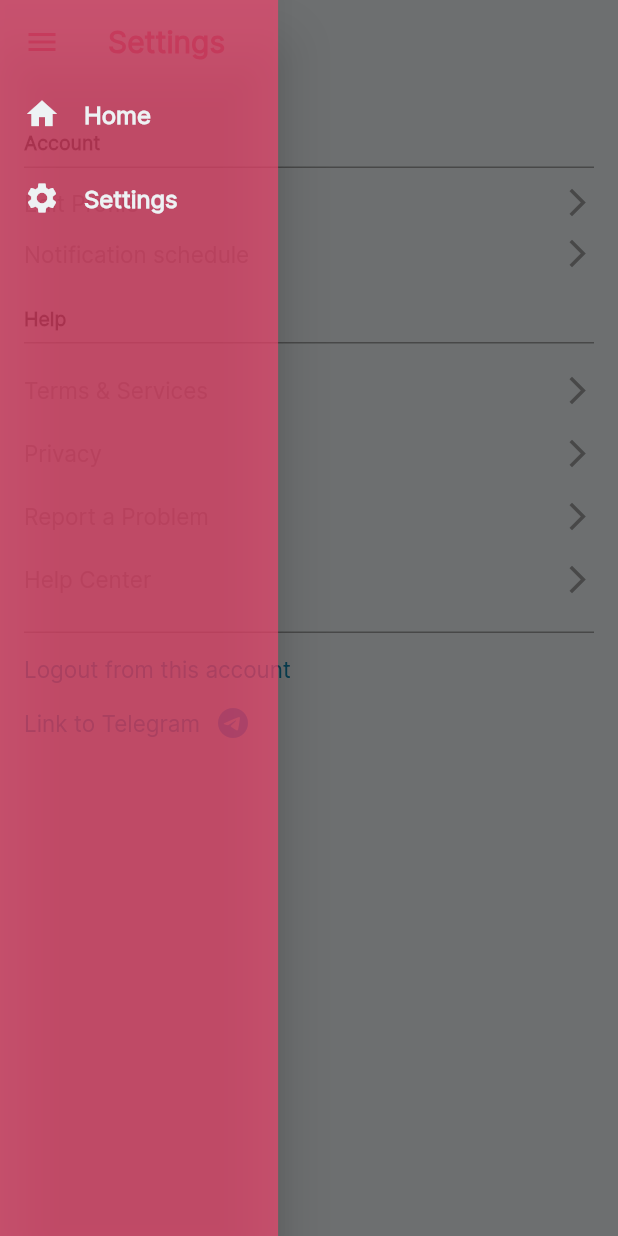
After one commit to kKar1503/SoloHackathonOnly, a Flutter app: the Settings screen opened directly, with the side drawer open, on a phone screen of 412 x 824 dp. The commit adds this screen. Run offline on Flutter 3.47's test engine with Material 2 defaults, Android fonts, the phone set to English and light mode, and no system bars; our stand-ins replace cloud_firestore, firebase_auth, firebase_core; missing offline and left inert: flutterfire_ui; accounts and stored records are empty.

Commit message:
settings page ui up without functionality

```diff
--- a/application_frontend/analysis_options.yaml
+++ b/application_frontend/analysis_options.yaml
@@ -23,7 +23,7 @@ linter:
   # producing the lint.
   rules:
     prefer_const_constructors : false
-    refer_const_literals_to_create_immutables: false
+    prefer_const_literals_to_create_immutables: false
     # avoid_print: false  # Uncomment to disable the `avoid_print` rule
     # prefer_single_quotes: true  # Uncomment to enable the `prefer_single_quotes` rule
     # avoid_print: false  # Uncomment to disable the `avoid_print` rule
--- /dev/null
+++ b/application_frontend/lib/components/app_bar.dart
@@ -0,0 +1,22 @@
+import 'package:flutter/material.dart';
+import 'package:application_frontend/utils/constants.dart';
+
+class CustomAppBar extends StatelessWidget with PreferredSizeWidget {
+  final String title;
+  const CustomAppBar({Key? key, required String this.title}) : super(key: key);
+
+  Size get preferredSize => Size.fromHeight(kToolbarHeight);
+
+  @override
+  Widget build(BuildContext context) {
+    return AppBar(
+      title: Text(
+        title,
+        style: TextStyle(color: magenta, fontWeight: FontWeight.bold),
+      ),
+      iconTheme: IconThemeData(color: magenta),
+      backgroundColor: Colors.transparent,
+      elevation: 0,
+    );
+  }
+}
--- /dev/null
+++ b/application_frontend/lib/components/nav_drawer.dart
@@ -0,0 +1,86 @@
+import 'package:application_frontend/screens/home.dart';
+import 'package:application_frontend/screens/settings.dart';
+import 'package:flutter/material.dart';
+import 'package:application_frontend/utils/constants.dart';
+
+class NavDrawer extends StatelessWidget {
+  const NavDrawer({Key? key}) : super(key: key);
+
+  @override
+  Widget build(BuildContext context) {
+    return Container(
+      width: MediaQuery.of(context).size.width * 0.45,
+      child: Drawer(
+        backgroundColor: magentaWithOpacity,
+        // Add a ListView to the drawer. This ensures the user can scroll
+        // through the options in the drawer if there isn't enough vertical
+        // space to fit everything.
+        child: ListView(
+          // Important: Remove any padding from the ListView.
+
+          children: [
+            SizedBox(
+              height: 48,
+            ),
+            ListTile(
+              title: Row(
+                children: [
+                  Icon(
+                    Icons.home,
+                    color: offWhite,
+                  ),
+                  Padding(
+                    padding: EdgeInsets.only(left: 16.0),
+                    child: Text(
+                      "Home",
+                      style: TextStyle(
+                          color: offWhite,
+                          fontWeight: FontWeight.bold,
+                          fontSize: 16),
+                    ),
+                  )
+                ],
+              ),
+              onTap: () {
+                Navigator.of(context)
+                    .push(MaterialPageRoute(builder: (context) {
+                  return Home();
+                }));
+                // Update the state of the app.
+                // ...
+              },
+            ),
+            ListTile(
+              title: Row(
+                children: [
+                  Icon(
+                    Icons.settings,
+                    color: offWhite,
+                  ),
+                  Padding(
+                    padding: EdgeInsets.only(left: 16.0),
+                    child: Text(
+                      "Settings",
+                      style: TextStyle(
+                          color: offWhite,
+                          fontWeight: FontWeight.bold,
+                          fontSize: 16),
+                    ),
+                  )
+                ],
+              ),
+              onTap: () {
+                Navigator.of(context)
+                    .push(MaterialPageRoute(builder: (context) {
+                  return Settings();
+                }));
+                // Update the state of the app.
+                // ...
+              },
+            ),
+          ],
+        ),
+      ),
+    );
+  }
+}
--- a/application_frontend/lib/main.dart
+++ b/application_frontend/lib/main.dart
@@ -1,5 +1,7 @@
 // ignore_for_file: prefer_const_constructors, prefer_const_literals_to_create_immutables
 
+import 'package:application_frontend/screens/home.dart';
+import 'package:application_frontend/screens/settings.dart';
 import 'package:application_frontend/screens/user_auth.dart';
 import 'package:application_frontend/utils/constants.dart';
 import 'package:flutter/material.dart';
@@ -9,16 +11,28 @@ import 'package:flutterfire_ui/auth.dart';
 Future main() async {
   WidgetsFlutterBinding.ensureInitialized();
   await Firebase.initializeApp();
-  runApp(const MyApp());
+  runApp(MyApp());
 }
 
 class MyApp extends StatelessWidget {
-  const MyApp({Key? key}) : super(key: key);
+  MyApp({Key? key}) : super(key: key);
+  final routes = {
+    "/home": (context) => Home(),
+    "/settings": (context) => Settings(),
+    "/": (context) => UserAuth(),
+
+    //"/fifth": (context) => SpeechToTextTest(question: "question")
+    // Pholder(
+    //     index:3,
+    //   route: "fourth",
+    // ),
+  };
 
   // This widget is the root of your application.
   @override
   Widget build(BuildContext context) {
     return MaterialApp(
+      initialRoute: "/",
       debugShowCheckedModeBanner: false,
       title: 'Flutter Demo',
       theme: ThemeData(
--- /dev/null
+++ b/application_frontend/lib/screens/settings.dart
@@ -0,0 +1,257 @@
+import 'package:application_frontend/components/app_bar.dart';
+import 'package:application_frontend/components/nav_drawer.dart';
+import 'package:application_frontend/screens/user_auth.dart';
+import 'package:application_frontend/utils/auth.dart';
+import 'package:application_frontend/utils/constants.dart';
+import 'package:flutter/cupertino.dart';
+import 'package:flutter/material.dart';
+
+class Settings extends StatelessWidget {
+  const Settings({Key? key}) : super(key: key);
+
+  @override
+  Widget build(BuildContext context) {
+    return Scaffold(
+      drawer: NavDrawer(),
+      appBar: CustomAppBar(
+        title: "Settings",
+      ),
+      body: Container(
+        child: Column(
+          children: [
+            SizedBox(
+              height: 7,
+            ),
+            SizedBox(
+              height: 24,
+            ),
+            Expanded(
+              child: Padding(
+                padding: EdgeInsets.symmetric(horizontal: 16),
+                child: ListView(
+                  children: [
+                    SettingHeader(
+                      headerName: "Account",
+                    ),
+                    GestureDetector(
+                      onTap: () {
+                        // Navigator.push(
+                        //   context,
+                        //   MaterialPageRoute(
+                        //       builder: (context) => EditProfile(),
+                        //       settings: RouteSettings(arguments: routeArgs)),
+                        // );
+                      },
+                      child: SettingOption(
+                        optionName: "Edit Profile",
+                      ),
+                    ),
+
+                    GestureDetector(
+                      onTap: () {},
+                      child: SettingOption(
+                        optionName: "Notification schedule",
+                      ),
+                    ),
+                    SizedBox(
+                      height: 24,
+                    ),
+                    //SettingHeader(headerName: "Notifications"),
+                    // SettingToggleOption(
+                    //   optionName: "Reminders",
+                    // ),
+
+                    SettingHeader(
+                      headerName: "Help",
+                    ),
+                    SizedBox(
+                      height: 8,
+                    ),
+                    GestureDetector(
+                      onTap: () async {
+                        // if (await canLaunch(tosURL)) {
+                        //   await launch(tosURL);
+                        // }
+                      },
+                      child: SettingOption(
+                        optionName: "Terms & Services",
+                      ),
+                    ),
+                    SizedBox(
+                      height: 8,
+                    ),
+                    GestureDetector(
+                      onTap: () async {
+                        // if (await canLaunch(privacyPolicyURL)) {
+                        //   await launch(privacyPolicyURL);
+                        // }
+                      },
+                      child: SettingOption(
+                        optionName: "Privacy",
+                      ),
+                    ),
+                    SizedBox(
+                      height: 8,
+                    ),
+                    GestureDetector(
+                      onTap: () async {},
+                      child: SettingOption(
+                        optionName: "Report a Problem",
+                      ),
+                    ),
+                    SizedBox(
+                      height: 8,
+                    ),
+                    GestureDetector(
+                      onTap: () async {},
+                      child: SettingOption(
+                        optionName: "Help Center",
+                      ),
+                    ),
+
+                    SettingHeader(headerName: ""),
+                    Padding(
+                      padding: EdgeInsets.only(left: 0, top: 15),
+                      child: GestureDetector(
+                        onTap: () async {
+                          await Auth().logout();
+                          Navigator.of(context).pushReplacement(
+                              MaterialPageRoute(
+                                  builder: (context) => UserAuth()));
+                        },
+                        child: Text(
+                          "Logout from this account",
+                          style: TextStyle(fontSize: 15, color: blue),
+                        ),
+                      ),
+                    ),
+                    Padding(
+                      padding: EdgeInsets.only(left: 0, top: 15),
+                      child: GestureDetector(
+                        onTap: () async {
+                          await Auth().logout();
+                          Navigator.of(context).pushReplacement(
+                              MaterialPageRoute(
+                                  builder: (context) => UserAuth()));
+                        },
+                        child: Row(
+                          children: [
+                            Text(
+                              "Link to Telegram",
+                              style: TextStyle(fontSize: 15, color: blue),
+                            ),
+                            SizedBox(
+                              width: 10,
+                            ),
+                            Icon(
+                              Icons.telegram,
+                              color: Colors.blue,
+                            ),
+                          ],
+                        ),
+                      ),
+                    ),
+                    SizedBox(
+                      height: 40,
+                    ),
+                  ],
+                ),
+              ),
+            ),
+          ],
+        ),
+      ),
+    );
+  }
+}
+
+class SettingToggleOption extends StatefulWidget {
+  final String optionName;
+  const SettingToggleOption({required this.optionName});
+
+  @override
+  _SettingToggleOptionState createState() => _SettingToggleOptionState();
+}
+
+class _SettingToggleOptionState extends State<SettingToggleOption> {
+  late bool _isToggled;
+  @override
+  void initState() {
+    _isToggled = false;
+    super.initState();
+  }
+
+  @override
+  Widget build(BuildContext context) {
+    return Padding(
+      padding: EdgeInsets.only(top: 12, left: 0, right: 0),
+      child: Container(
+        child: Row(
+          children: [
+            Expanded(
+              child: Text(
+                "${widget.optionName}",
+                style: TextStyle(fontSize: 15, color: Colors.grey),
+              ),
+            ),
+            CupertinoSwitch(
+                activeColor: green,
+                value: _isToggled,
+                onChanged: (bool isToggle) {
+                  setState(() {
+                    _isToggled = isToggle;
+                  });
+                })
+          ],
+        ),
+      ),
+    );
+  }
+}
+
+class SettingOption extends StatelessWidget {
+  final String optionName;
+  const SettingOption({required this.optionName});
+
+  @override
+  Widget build(BuildContext context) {
+    return Padding(
+      padding: EdgeInsets.only(top: 12, left: 0, right: 0),
+      child: Container(
+        child: Row(
+          children: [
+            Expanded(
+              child: Text(
+                optionName,
+                style: TextStyle(fontSize: 15, color: Colors.grey),
+              ),
+            ),
+            Icon(Icons.arrow_forward_ios, size: 22, color: Colors.grey)
+          ],
+        ),
+      ),
+    );
+  }
+}
+
+class SettingHeader extends StatelessWidget {
+  final String headerName;
+  const SettingHeader({required this.headerName});
+
+  @override
+  Widget build(BuildContext context) {
+    return Container(
+      padding: EdgeInsets.only(bottom: 8),
+      decoration: BoxDecoration(
+          border: Border(bottom: BorderSide(width: 1, color: Colors.grey))),
+      child: Align(
+        alignment: Alignment.centerLeft,
+        child: Text(
+          headerName,
+          style: TextStyle(
+              fontSize: 13, fontWeight: ksemiBold, color: Colors.black),
+        ),
+      ),
+    );
+  }
+}
--- a/application_frontend/lib/utils/constants.dart
+++ b/application_frontend/lib/utils/constants.dart
@@ -1,6 +1,8 @@
 import 'package:flutter/cupertino.dart';
+
 //colors
 const Color magenta = Color(0xFFEF476F);
+Color magentaWithOpacity = Color(0xFFEF476F).withOpacity(0.7);
 const Color offWhite = Color(0xFFedf2f4);
 const Color yellow = Color(0xFFffd166);
 const Color green = Color(0xFF06d6a0);
@@ -9,7 +11,6 @@ const Color navyBlue = Color(0xFF073b4c);
 
 //fonts
 
-
 //fontWeights
 const FontWeight kregular = FontWeight.w400;
 const FontWeight kmedium = FontWeight.w500;
--- /dev/null
+++ b/application_frontend/lib/utils/data.dart
@@ -0,0 +1,53 @@
+import 'package:cloud_firestore/cloud_firestore.dart';
+import 'package:intl/intl.dart';
+// import 'package:jamal_v1/model/user_particulars.dart';
+
+class DataService {
+  final String uid;
+
+  DataService({required this.uid});
+
+  final CollectionReference particularsCollection =
+      FirebaseFirestore.instance.collection('particulars');
+
+  Future updateUserData({
+    required String email,
+    required String password,
+    required String last,
+    required String first,
+    required String nric,
+    required String type,
+  }) async {
+    // retrieve current date
+
+    return await particularsCollection.doc(uid).set({
+      'email': email,
+      'password': password,
+      'last': last,
+      'first': first,
+      'nric': nric,
+      'type': type,
+    });
+  }
+}
+
+
+
+//   // get a particulars list from snapshot so we dont have to keep retrieving
+//   List<UserParticulars> _particularsListFromSnapshot(QuerySnapshot snapshot) {
+//     return snapshot.docs.map((document) {
+//       return UserParticulars(
+//         name: document.data()['name'] ?? "no name",
+//         age: document.data()['age'] ?? "no age",
+//         height: document.data()['height'] ?? "no height",
+//         weight: document.data()['weight'] ?? "no weight",
+//         fitnessLevel: document.data()['fitnessLevel'] ?? "no fitnessLevel",
+//       );
+//     }).toList();
+//   }
+
+//   // get particulars stream
+//   Stream<List<UserParticulars>> get particularsStream {
+//     return particularsCollection.snapshots().map(_particularsListFromSnapshot);
+//   }
+// }
```
Also changed, not shown: application_frontend/lib/screens/home.dart (+7 -1 lines), application_frontend/lib/screens/user_auth.dart (+51 -3 lines), application_frontend/lib/utils/auth.dart (+22 -26 lines), application_frontend/lib/utils/https.dart (deleted, +0 -93 lines).
